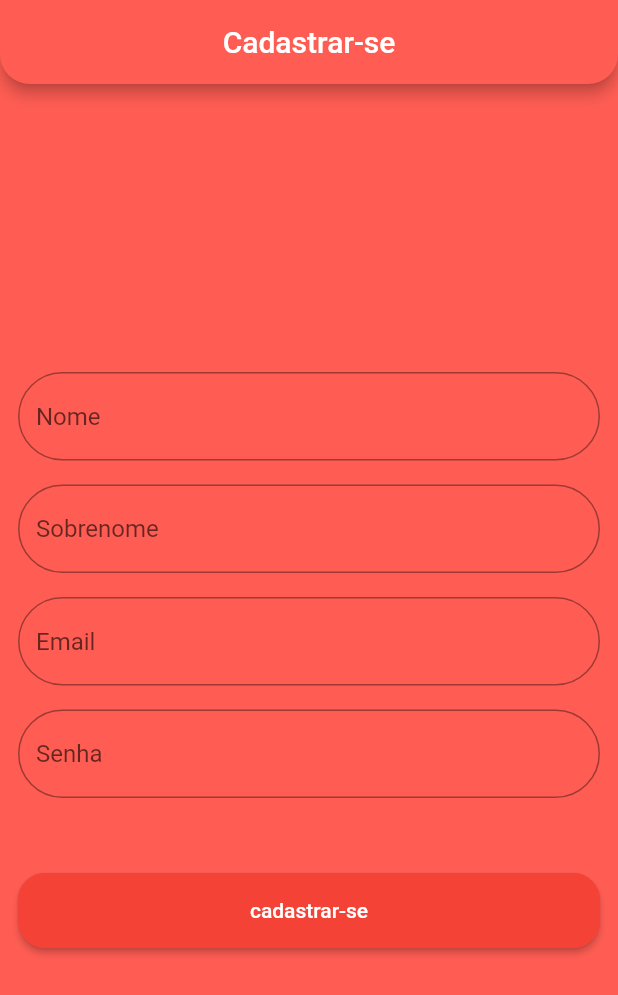
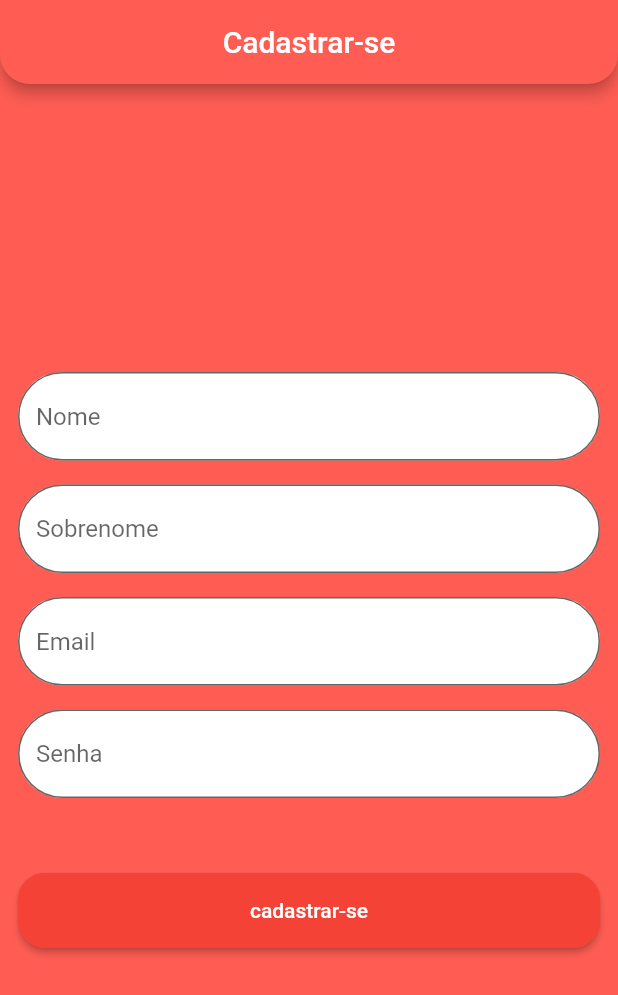
Before and after one commit to henriqdsvlima/vowcher_app_project, a Flutter app: the screen it shows after launch, on a phone screen of 412 x 824 dp. Shown: the top 995 px of the screen. Run offline on Flutter 3.47's test engine with Material 2 defaults, Android fonts, the phone set to English and light mode, and no system bars.

Commit message:
novas features

```diff
--- a/lib/screens/vowcher_register.dart
+++ b/lib/screens/vowcher_register.dart
@@ -37,10 +37,12 @@ class _VowcherRegisterState extends State<VowcherRegister> {
             children: <Widget>[
               TextFormField(
                   decoration: InputDecoration(
+                    fillColor: Colors.white,
+                    filled: true,
                     border: new OutlineInputBorder(
                         borderRadius: const BorderRadius.all(
                             const Radius.circular(50.0))),
-                    focusColor: Color(0xffff5d53),
+                    focusColor: Colors.white,
                     hintText: 'Nome',
                   ),
                   validator: (value) {
@@ -53,10 +55,12 @@ class _VowcherRegisterState extends State<VowcherRegister> {
               ),
               TextFormField(
                   decoration: InputDecoration(
+                    fillColor: Colors.white,
+                    filled: true,
                     border: new OutlineInputBorder(
                         borderRadius: const BorderRadius.all(
                             const Radius.circular(50.0))),
-                    focusColor: Color(0xffff5d53),
+                    focusColor: Colors.white,
                     hintText: 'Sobrenome',
                   ),
                   validator: (value) {
@@ -69,7 +73,9 @@ class _VowcherRegisterState extends State<VowcherRegister> {
               ),
               TextFormField(
                   decoration: InputDecoration(
-                    focusColor: Color(0xffff5d53),
+                    fillColor: Colors.white,
+                    filled: true,
+                    focusColor: Colors.white,
                     hintText: 'Email',
                     border: new OutlineInputBorder(
                         borderRadius: const BorderRadius.all(
@@ -86,10 +92,12 @@ class _VowcherRegisterState extends State<VowcherRegister> {
               TextFormField(
                   keyboardType: TextInputType.visiblePassword,
                   decoration: InputDecoration(
+                    fillColor: Colors.white,
+                    filled: true,
                     border: new OutlineInputBorder(
                         borderRadius: const BorderRadius.all(
                             const Radius.circular(50.0))),
-                    focusColor: Color(0xffff5d53),
+                    focusColor: Colors.white,
                     hintText: 'Senha',
                   ),
                   validator: (value) {
```
Also changed, not shown: 1 other file.
